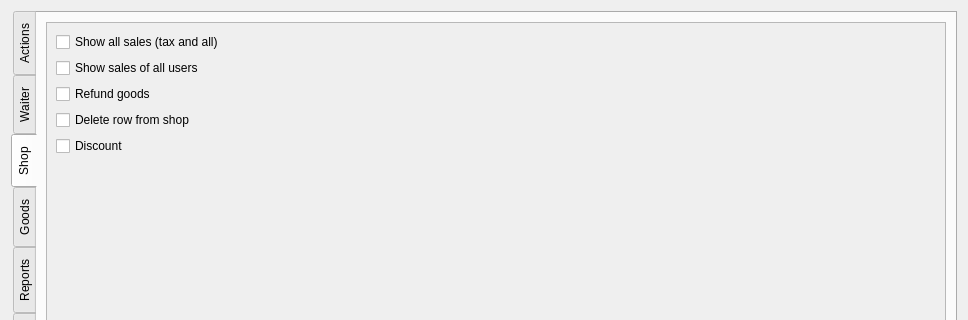
Above: Forms/c5grouppermissionseditor.ui from End1-1/Cafe5 before the change; both pictures show x 0 to 968 and y 0 to 320 of the 968 by 852 pixel window. Below: the same form after it.
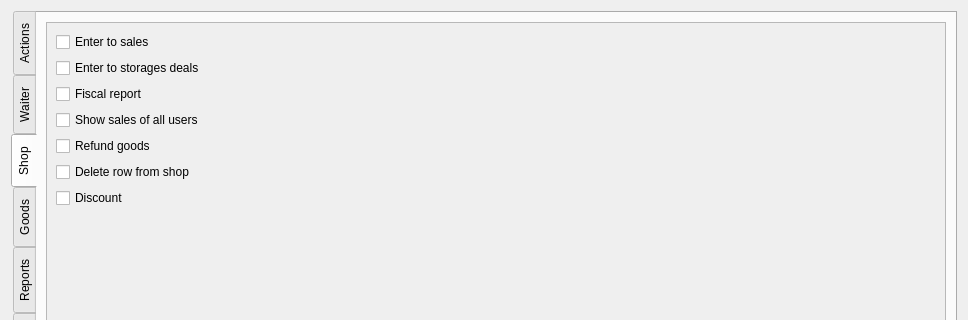
That is the form after the change. The open tabs and pages were chosen to show the change. Custom widgets are drawn as their Qt base class.

Diff of the .ui file:
```diff
--- a/Forms/c5grouppermissionseditor.ui
+++ b/Forms/c5grouppermissionseditor.ui
@@ -538,10 +538,30 @@
            </rect>
           </property>
           <layout class="QVBoxLayout" name="verticalLayout_10">
+           <item>
+            <widget class="C5CheckBox" name="checkBox_117">
+             <property name="text">
+              <string>Enter to sales</string>
+             </property>
+             <property name="Tag" stdset="0">
+              <number>1203</number>
+             </property>
+            </widget>
+           </item>
+           <item>
+            <widget class="C5CheckBox" name="checkBox_118">
+             <property name="text">
+              <string>Enter to storages deals</string>
+             </property>
+             <property name="Tag" stdset="0">
+              <number>1204</number>
+             </property>
+            </widget>
+           </item>
            <item>
             <widget class="C5CheckBox" name="checkBox_97">
              <property name="text">
-              <string>Show all sales (tax and all)</string>
+              <string>Fiscal report</string>
              </property>
              <property name="Tag" stdset="0">
               <number>536</number>
```
Left out of the diff: 6 changed lines with no effect on the pictures.
